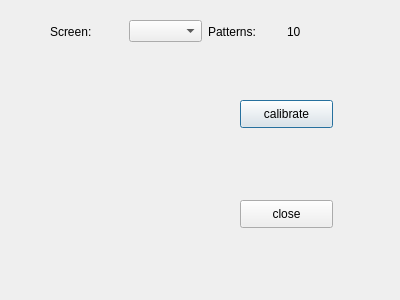
Old version of the form CalibrationDialog.ui in the repository 1059444127/Project3D_now.
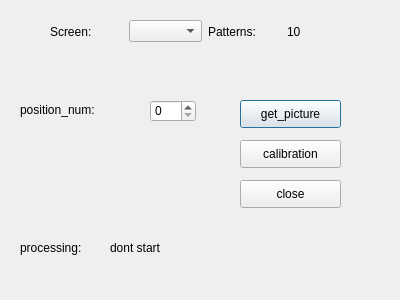
New version of the form.

Commit message: next step calibrate

```diff
--- a/CalibrationDialog.ui
+++ b/CalibrationDialog.ui
@@ -49,25 +49,25 @@
     </item>
    </layout>
   </widget>
-  <widget class="QPushButton" name="calibrate_button">
+  <widget class="QPushButton" name="synchron_get_button">
    <property name="geometry">
     <rect>
      <x>240</x>
      <y>100</y>
-     <width>93</width>
+     <width>101</width>
      <height>28</height>
     </rect>
    </property>
    <property name="text">
-    <string>calibrate</string>
+    <string>get_picture</string>
    </property>
   </widget>
   <widget class="QPushButton" name="close_button">
    <property name="geometry">
     <rect>
      <x>240</x>
-     <y>200</y>
-     <width>93</width>
+     <y>180</y>
+     <width>101</width>
      <height>28</height>
     </rect>
    </property>
@@ -75,6 +75,68 @@
     <string>close</string>
    </property>
   </widget>
+  <widget class="QPushButton" name="calibrate_button">
+   <property name="geometry">
+    <rect>
+     <x>240</x>
+     <y>140</y>
+     <width>101</width>
+     <height>28</height>
+    </rect>
+   </property>
+   <property name="text">
+    <string>calibration</string>
+   </property>
+  </widget>
+  <widget class="QLabel" name="status_label">
+   <property name="geometry">
+    <rect>
+     <x>20</x>
+     <y>240</y>
+     <width>101</width>
+     <height>16</height>
+    </rect>
+   </property>
+   <property name="text">
+    <string>processing:</string>
+   </property>
+  </widget>
+  <widget class="QLabel" name="result_label">
+   <property name="geometry">
+    <rect>
+     <x>110</x>
+     <y>240</y>
+     <width>271</width>
+     <height>16</height>
+    </rect>
+   </property>
+   <property name="text">
+    <string>dont start</string>
+   </property>
+  </widget>
+  <widget class="QSpinBox" name="position_spinBox">
+   <property name="geometry">
+    <rect>
+     <x>150</x>
+     <y>100</y>
+     <width>46</width>
+     <height>22</height>
+    </rect>
+   </property>
+  </widget>
+  <widget class="QLabel" name="position_label">
+   <property name="geometry">
+    <rect>
+     <x>20</x>
+     <y>100</y>
+     <width>111</width>
+     <height>20</height>
+    </rect>
+   </property>
+   <property name="text">
+    <string>position_num:</string>
+   </property>
+  </widget>
  </widget>
  <resources/>
  <connections/>
```
The commit also changes 7 other files.
